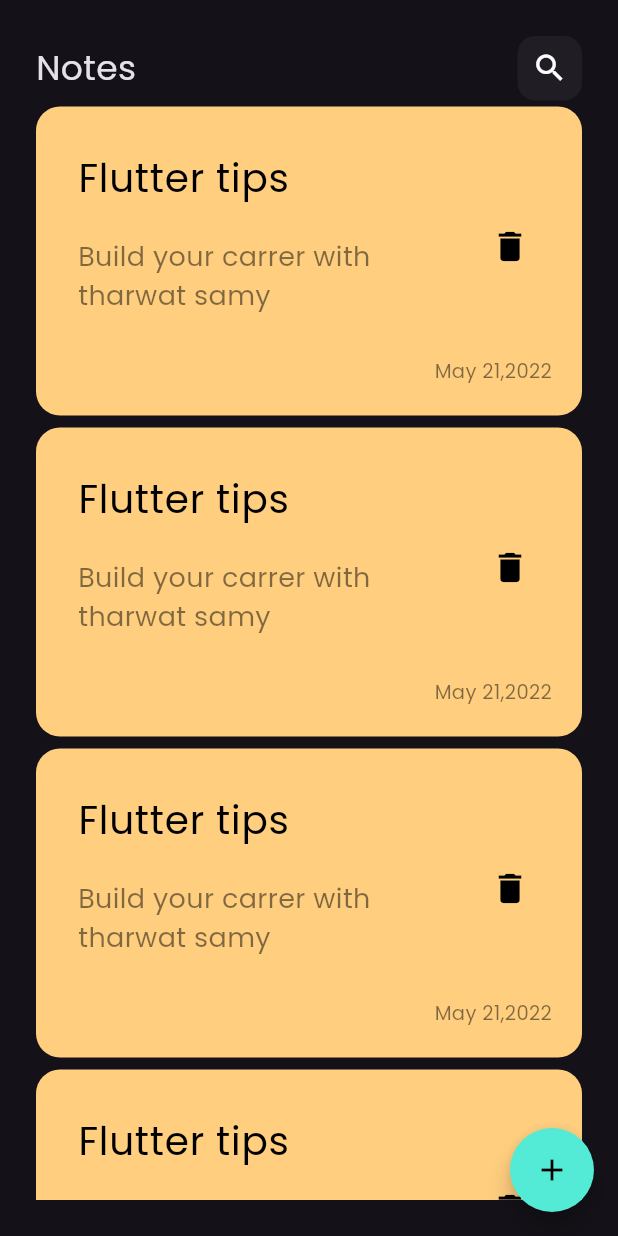
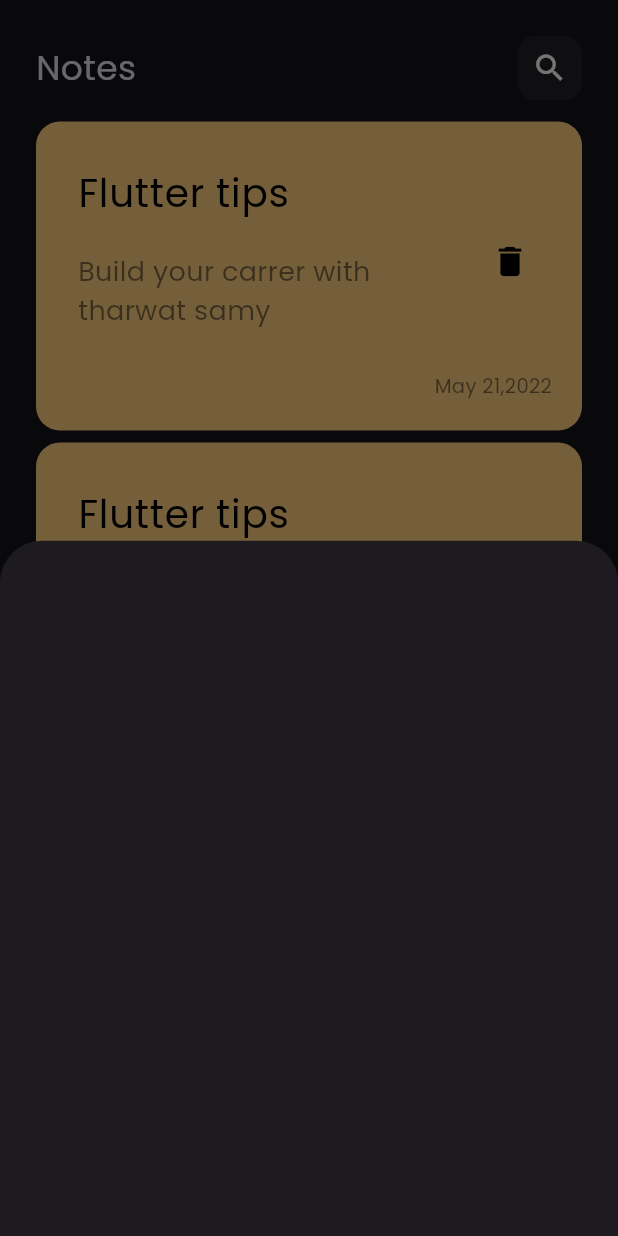
Before and after one commit to HadeerWncc/note_app, a Flutter app: the screen it shows after launch, after a tap on the "add" icon, on a phone screen of 412 x 824 dp. Run offline on Flutter 3.47's test engine with Material 3 defaults, Android fonts, the phone set to English and light mode, and no system bars.

Commit message:
show add new note

```diff
--- a/lib/views/notes_view.dart
+++ b/lib/views/notes_view.dart
@@ -1,5 +1,6 @@
 import 'package:flutter/material.dart';
 import 'package:note_app/views/widget/note_view_body.dart';
+import 'package:note_app/views/widget/show_add_new_note.dart';
 
 class NotesView extends StatelessWidget {
   const NotesView({super.key});
@@ -8,7 +9,13 @@ class NotesView extends StatelessWidget {
   Widget build(BuildContext context) {
     return Scaffold(
       floatingActionButton: FloatingActionButton(
-        onPressed: () {},
+        onPressed: () {
+          showModalBottomSheet(
+              context: context,
+              builder: (context) {
+                return const AddNewNote();
+              });
+        },
         child: Icon(
           Icons.add,
         ),
--- a/lib/views/widget/list_of_notes.dart
+++ b/lib/views/widget/list_of_notes.dart
@@ -6,13 +6,18 @@ class NoteListView extends StatelessWidget {
 
   @override
   Widget build(BuildContext context) {
-    return ListView.builder(itemBuilder: (context, index) {
+    return Padding(
+      padding: const EdgeInsets.symmetric(vertical: 10),
+      child: ListView.builder(
+          padding: EdgeInsets.zero,
+          itemBuilder: (context, index) {
             return Padding(
               padding: const EdgeInsets.symmetric(
                 vertical: 4,
               ),
               child: const NoteItem(),
             );
-    });
+          }),
+    );
   }
 }
--- /dev/null
+++ b/lib/views/widget/show_add_new_note.dart
@@ -0,0 +1,10 @@
+import 'package:flutter/material.dart';
+
+class AddNewNote extends StatelessWidget {
+  const AddNewNote({super.key});
+
+  @override
+  Widget build(BuildContext context) {
+    return Container();
+  }
+}
```
Lines whose indentation alone changed are shown as unchanged.
